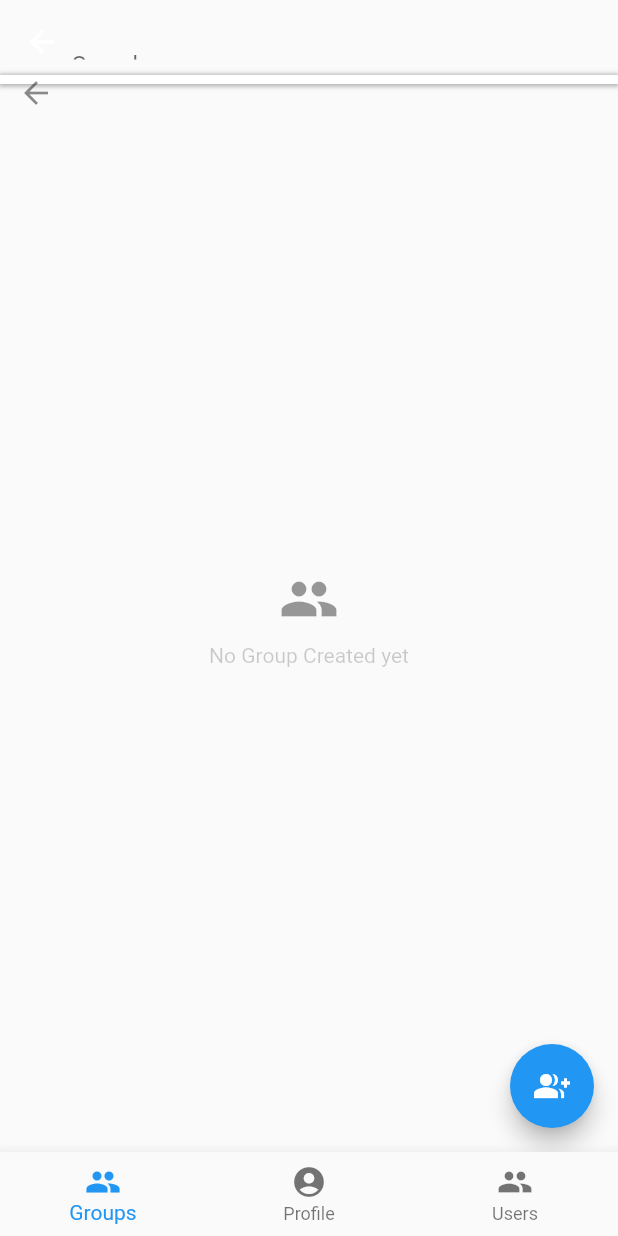
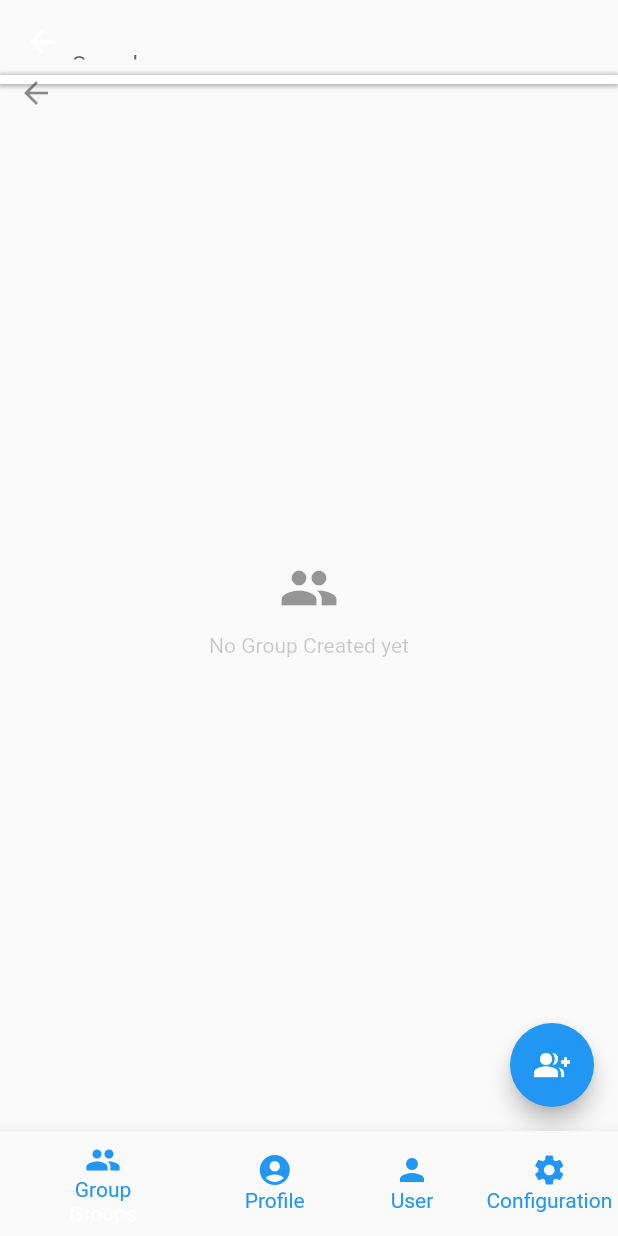
Before and after one commit to SansEkeleton/come_along_with_me, a Flutter app: the HomePage screen opened directly with empty values, after a tap on the "search" icon, on a phone screen of 412 x 824 dp. Run offline on Flutter 3.47's test engine with Material 2 defaults, Android fonts, the phone set to English and light mode, and no system bars; our stand-ins replace assets_audio_player, bloc, bubble, cached_network_image, cloud_firestore, equatable and 10 more; accounts and stored records are empty; network calls fail; statements that could not run were skipped.

Commit message:
FinalCountdown
Se agrego Configuracion, se actualizo la interfaz de usuario.

```diff
--- /dev/null
+++ b/lib/Pages/ConfigurationPage.dart
@@ -0,0 +1,51 @@
+import 'package:flutter/material.dart';
+
+class ConfigurationPage extends StatelessWidget {
+  @override
+  Widget build(BuildContext context) {
+    return Scaffold(
+      appBar: AppBar(
+        title: Text('Configuration'),
+      ),
+      body: Padding(
+        padding: const EdgeInsets.all(16.0),
+        child: Column(
+          crossAxisAlignment: CrossAxisAlignment.start,
+          children: [
+            Text(
+              'Chat Options',
+              style: TextStyle(
+                fontSize: 18,
+                fontWeight: FontWeight.bold,
+              ),
+            ),
+            SwitchListTile(
+              title: Text('Enable Chat'),
+              value:
+                  true, // You can set the initial value based on user preferences.
+              onChanged: (value) {
+                // Implement logic to enable/disable chat here.
+              },
+            ),
+            Divider(),
+            Text(
+              'Location Options',
+              style: TextStyle(
+                fontSize: 18,
+                fontWeight: FontWeight.bold,
+              ),
+            ),
+            SwitchListTile(
+              title: Text('Enable Location Sharing'),
+              value:
+                  true, // You can set the initial value based on user preferences.
+              onChanged: (value) {
+                // Implement logic to enable/disable location sharing here.
+              },
+            ),
+          ],
+        ),
+      ),
+    );
+  }
+}
--- a/lib/Pages/home_page.dart
+++ b/lib/Pages/home_page.dart
@@ -1,6 +1,7 @@
 import 'package:come_along_with_me/Pages/group_page.dart';
 import 'package:come_along_with_me/Pages/profile_page.dart';
 import 'package:come_along_with_me/Pages/users_page.dart';
+import 'package:come_along_with_me/Pages/configurationPage.dart';
 import 'package:come_along_with_me/cubit/auth/cubit/auth_cubit.dart';
 import 'package:come_along_with_me/cubit/user/cubit/user_cubit.dart';
 import 'package:come_along_with_me/data/user_model.dart';
@@ -37,8 +38,10 @@ class _HomePageState extends State<HomePage> {
         ),
         ProfilePage(
           currentUser: UserModel(),
-        )
+        ),
+        ConfigurationPage(),
       ];
+
   @override
   void dispose() {
     _searchController.dispose();
@@ -169,18 +172,42 @@ class _HomePageState extends State<HomePage> {
             _pageViewController.jumpToPage(index);
           });
         },
-        items: const [
+        items: [
           BottomNavigationBarItem(
-            icon: Icon(Icons.group),
+            icon: Column(
+              children: [
+                Icon(Icons.group, color: Colors.blue),
+                Text('Group', style: TextStyle(color: Colors.blue)),
+              ],
+            ),
             label: 'Groups',
           ),
           BottomNavigationBarItem(
-            icon: Icon(Icons.account_circle),
+            icon: Column(
+              children: [
+                Icon(Icons.account_circle, color: Colors.blue),
+                Text('Profile', style: TextStyle(color: Colors.blue)),
+              ],
+            ),
             label: 'Profile',
           ),
           BottomNavigationBarItem(
-            icon: Icon(Icons.people),
-            label: 'Users',
+            icon: Column(
+              children: [
+                Icon(Icons.person, color: Colors.blue),
+                Text('User', style: TextStyle(color: Colors.blue)),
+              ],
+            ),
+            label: 'User',
+          ),
+          BottomNavigationBarItem(
+            icon: Column(
+              children: [
+                Icon(Icons.settings, color: Colors.blue),
+                Text('Configuration', style: TextStyle(color: Colors.blue)),
+              ],
+            ),
+            label: 'Configuration',
           ),
         ],
       ),
@@ -202,6 +229,8 @@ class _HomePageState extends State<HomePage> {
         );
       case 2:
         return UsersPage(users: users);
+      case 3:
+        return ConfigurationPage();
       default:
         return Container();
     }
--- a/lib/main.dart
+++ b/lib/main.dart
@@ -14,7 +14,7 @@ import 'injection_container.dart' as di;
 
 void main() async {
   WidgetsFlutterBinding.ensureInitialized();
-  await Firebase.initializeApp();
+  await Firebase.initializeApp(); // Firebase initialization
   await di.init();
 
   runApp(const Myapp());
@@ -28,11 +28,14 @@ class Myapp extends StatelessWidget {
     return MultiBlocProvider(
       providers: [
         BlocProvider<AuthCubit>(
-            create: (_) => di.sl<AuthCubit>()..appStarted()),
+          create: (_) => di.sl<AuthCubit>()..appStarted(),
+        ),
         BlocProvider<CredentialCubit>(
-          create: (_) => di.sl<CredentialCubit>()),
+          create: (_) => di.sl<CredentialCubit>(),
+        ),
         BlocProvider<UserCubit>(
-          create: (_) => di.sl<UserCubit>()..getUsers()),
+          create: (_) => di.sl<UserCubit>()..getUsers(),
+        ),
         BlocProvider<GroupCubit>(
           create: (_) => di.sl<GroupCubit>()..getGroups(),
         ),
@@ -53,12 +56,13 @@ class Myapp extends StatelessWidget {
                 if (authState is AuthenticatedState) {
                   return HomePage(uid: authState.uid);
                 } else {
-                    return  LoginPage(uid: "");
+                  return LoginPage(uid: "");
                 }
               },
             );
           },
-          }),
+        },
+      ),
     );
   }
 }
--- a/pubspec.yaml
+++ b/pubspec.yaml
@@ -38,6 +38,8 @@ dependencies:
   audioplayers: ^5.1.0
   assets_audio_player: ^3.1.1
   android_media: ^0.0.1
+  firebase_messaging: ^14.6.8
+  geolocator: ^10.1.0
 
 dev_dependencies:
   flutter_test:
```
Also changed, not shown: pubspec.lock, 3 other files. Lines whose indentation alone changed are shown as unchanged.
